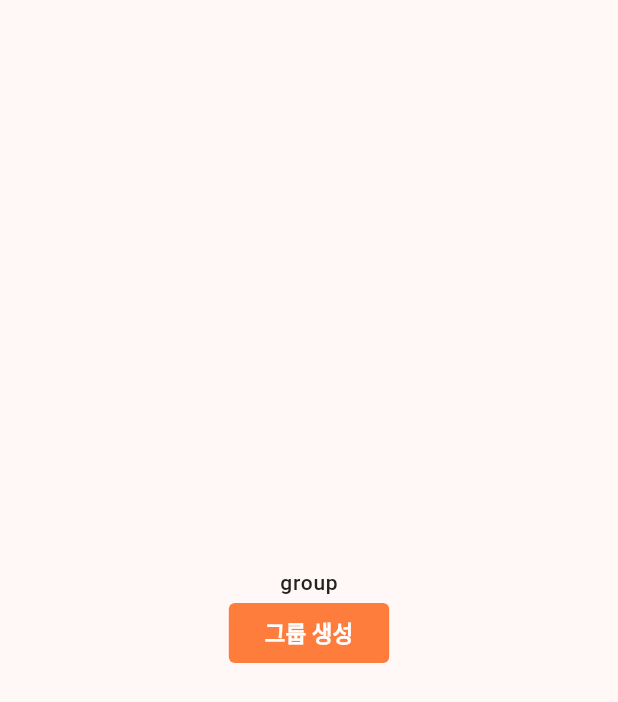
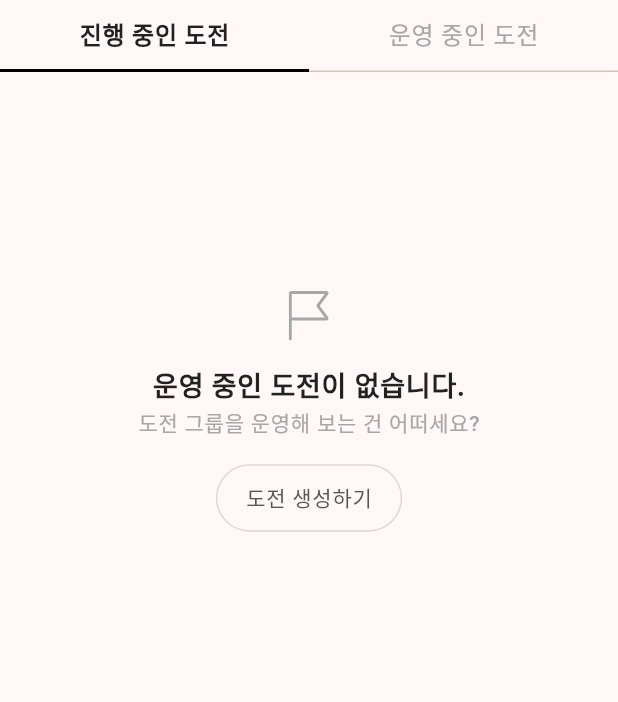
Before and after one commit to team-dodal/dodal_app, a Flutter app: the ChallengeScreen widget shown alone on an empty page, opened directly, on a phone screen of 412 x 824 dp. Shown: the top 702 px of the screen. Run offline on Flutter 3.47's test engine with Material 2 defaults, Android fonts, the light colour scheme and no system bars; our stand-ins replace dio, equatable, firebase_core, firebase_messaging, flutter_bloc, flutter_dotenv and 12 more; missing offline and left inert: dio_cache_interceptor, kakao_flutter_sdk_user; accounts and stored records are empty; Roboto replaces fonts that are missing (Pretendard).

Commit message:
카테고리 별 도전 리스트 구현

```diff
--- a/lib/providers/challenge_list_filter_cubit.dart
+++ b/lib/providers/challenge_list_filter_cubit.dart
@@ -51,6 +51,9 @@ class ChallengeListFilterCubit extends Cubit<ChallengeListFilter> {
     int? conditionCode,
     List<int>? certCntList,
   }) {
+    if (certCntList != null) {
+      certCntList.sort();
+    }
     final updatedState = state.copyWith(
       category: category,
       tag: tag,
--- a/lib/screens/challenge_list/main.dart
+++ b/lib/screens/challenge_list/main.dart
@@ -87,6 +87,8 @@ class _ChallengeListScreenState extends State<ChallengeListScreen> {
                   if (index == 0) const FilterTopBar(),
                   Padding(
                     padding: const EdgeInsets.all(16.0),
+                    child: InkWell(
+                      onTap: () {},
                       child: ChallengeBox(
                         title: item.title,
                         tag: item.tag,
@@ -96,6 +98,7 @@ class _ChallengeListScreenState extends State<ChallengeListScreen> {
                         userCnt: item.userCnt,
                         certCnt: item.certCnt,
                         recruitCnt: item.recruitCnt,
+                      ),
                     ),
                   )
                 ],
--- a/lib/screens/main_route/challenge_screen.dart
+++ b/lib/screens/main_route/challenge_screen.dart
@@ -1,32 +1,60 @@
-import 'package:dodal_app/providers/create_challenge_cubit.dart';
-import 'package:dodal_app/screens/create_challenge/main.dart';
+import 'package:dodal_app/widgets/common/no_list_context.dart';
 import 'package:flutter/material.dart';
-import 'package:flutter_bloc/flutter_bloc.dart';
 
-class ChallengeScreen extends StatelessWidget {
+class ChallengeScreen extends StatefulWidget {
   const ChallengeScreen({super.key});
 
   @override
+  State<ChallengeScreen> createState() => _ChallengeScreenState();
+}
+
+class _ChallengeScreenState extends State<ChallengeScreen>
+    with TickerProviderStateMixin {
+  late TabController _tabController;
+  int _currentIndex = 0;
+
+  @override
+  void initState() {
+    _tabController = TabController(length: 2, vsync: this);
+    super.initState();
+  }
+
+  @override
+  void dispose() {
+    _tabController.dispose();
+    super.dispose();
+  }
+
+  @override
   Widget build(BuildContext context) {
-    return Center(
-      child: Column(
-        mainAxisAlignment: MainAxisAlignment.center,
-        children: [
-          const Text('group'),
-          ElevatedButton(
-              onPressed: () {
-                Navigator.of(context).push(
-                  MaterialPageRoute(
-                    builder: (ctx) => BlocProvider(
-                      create: (context) => CreateChallengeCubit(),
-                      child: const CreateChallengeScreen(),
-                    ),
-                  ),
-                );
-              },
-              child: const Text('그룹 생성')),
-        ],
-      ),
+    return Column(
+      children: [
+        TabBar(
+          controller: _tabController,
+          tabs: const [
+            Tab(text: '진행 중인 도전'),
+            Tab(text: '운영 중인 도전'),
+          ],
+          indicatorSize: TabBarIndicatorSize.tab,
+          onTap: (value) {
+            setState(() {
+              _currentIndex = value;
+            });
+          },
+        ),
+        const Padding(
+          padding: EdgeInsets.all(16),
+          child: Column(
+            children: [
+              SizedBox(height: 130),
+              NoListContext(
+                title: '운영 중인 도전이 없습니다.',
+                subTitle: '도전 그룹을 운영해 보는 건 어떠세요?',
+              ),
+            ],
+          ),
+        ),
+      ],
     );
   }
 }
```
Also changed, not shown: lib/widgets/challenge_list/cert_cnt_button.dart (added, +65 -0 lines), lib/widgets/challenge_list/filter_top_bar.dart (+2 -29 lines), lib/widgets/common/no_list_context.dart (+14 -5 lines), lib/widgets/challenge_list/list_body.dart (deleted). Lines whose indentation alone changed are shown as unchanged.
